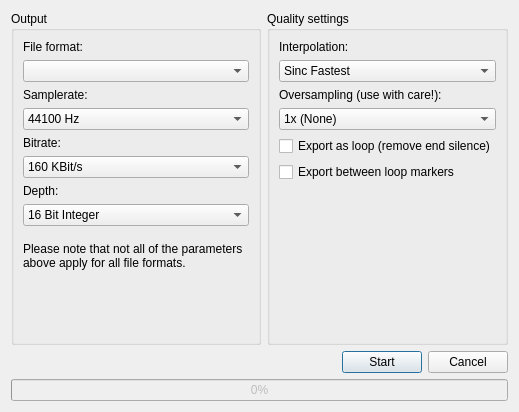
Qt form src/gui/dialogs/export_project.ui (LMMS/lmms) before a commit.
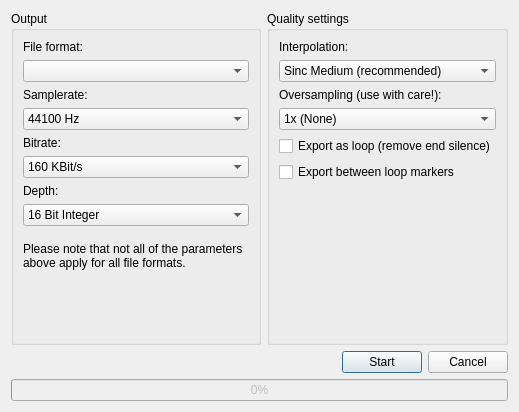
The same form after that commit.

Commit message: Sinc Medium as default interpolation

The edit to the form file:
```diff
--- a/src/gui/dialogs/export_project.ui
+++ b/src/gui/dialogs/export_project.ui
@@ -236,7 +236,7 @@
         <item>
          <widget class="QComboBox" name="interpolationCB">
           <property name="currentIndex">
-           <number>1</number>
+           <number>2</number>
           </property>
           <item>
            <property name="text">
```
